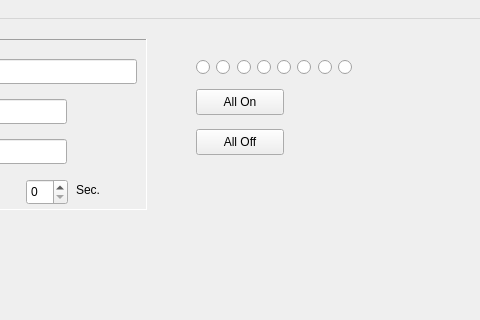
First picture: the form in designer_qiu_qiu.ui, repository fulig/qiu_repo, before the edit; both pictures show x 144 to 624 and y 0 to 320 of the 1131 by 769 pixel window.
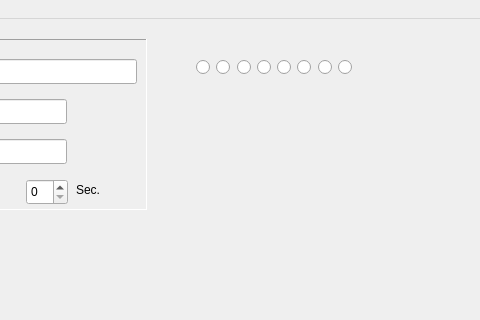
Second picture: the form after the edit.

Commit message: added retriger timer with canceling after release

```diff
--- a/designer_qiu_qiu.ui
+++ b/designer_qiu_qiu.ui
@@ -141,32 +141,6 @@
      </property>
     </widget>
    </widget>
-   <widget class="QPushButton" name="pushButton">
-    <property name="geometry">
-     <rect>
-      <x>340</x>
-      <y>70</y>
-      <width>88</width>
-      <height>26</height>
-     </rect>
-    </property>
-    <property name="text">
-     <string>All On</string>
-    </property>
-   </widget>
-   <widget class="QPushButton" name="pushButton_2">
-    <property name="geometry">
-     <rect>
-      <x>340</x>
-      <y>110</y>
-      <width>88</width>
-      <height>26</height>
-     </rect>
-    </property>
-    <property name="text">
-     <string>All Off</string>
-    </property>
-   </widget>
    <widget class="QWidget" name="">
     <property name="geometry">
      <rect>
```
Left out of the diff: 2 changed lines with no effect on the pictures. The commit also changes 2 other files.
